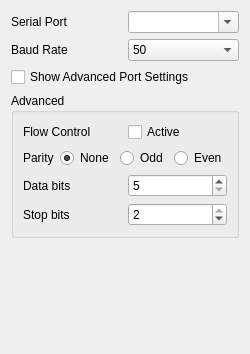
josephlewis42/UDenverQGC, file src/ui/SerialSettings.ui: the form before one commit.
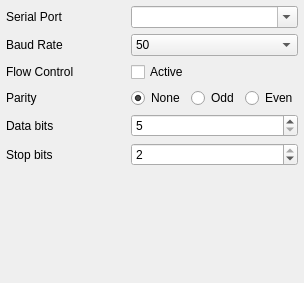
The form after the commit.

```diff
--- a/src/ui/SerialSettings.ui
+++ b/src/ui/SerialSettings.ui
@@ -6,31 +6,26 @@
    <rect>
     <x>0</x>
     <y>0</y>
-    <width>234</width>
-    <height>354</height>
+    <width>304</width>
+    <height>283</height>
    </rect>
   </property>
   <property name="windowTitle">
    <string>Form</string>
   </property>
-  <layout class="QVBoxLayout" name="verticalLayout_2">
-   <item>
-    <layout class="QHBoxLayout" name="horizontalLayout_7" stretch="0,0">
-     <item>
+  <layout class="QGridLayout" name="gridLayout" rowstretch="0,0,0,0,0,0,0" columnstretch="100,1">
+   <property name="margin">
+    <number>6</number>
+   </property>
+   <item row="0" column="0">
       <widget class="QLabel" name="portlabel">
        <property name="text">
         <string>Serial Port</string>
        </property>
       </widget>
      </item>
-     <item>
+   <item row="0" column="1">
       <widget class="QComboBox" name="portName">
-       <property name="minimumSize">
-        <size>
-         <width>100</width>
-         <height>0</height>
-        </size>
-       </property>
        <property name="toolTip">
         <string>The serial port to which the system is connected. All ports listed here should work.</string>
        </property>
@@ -53,25 +48,15 @@
        </item>
       </widget>
      </item>
-    </layout>
-   </item>
-   <item>
-    <layout class="QHBoxLayout" name="horizontalLayout_6" stretch="0,0">
-     <item>
+   <item row="1" column="0">
       <widget class="QLabel" name="portlabel_2">
        <property name="text">
         <string>Baud Rate</string>
        </property>
       </widget>
      </item>
-     <item>
+   <item row="1" column="1">
       <widget class="QComboBox" name="baudRate">
-       <property name="minimumSize">
-        <size>
-         <width>100</width>
-         <height>0</height>
-        </size>
-       </property>
        <property name="toolTip">
         <string>The data transmission rate. If unsure 57600 and 115200 are very common rates.</string>
        </property>
@@ -214,33 +199,14 @@
        </item>
       </widget>
      </item>
-    </layout>
-   </item>
-   <item>
-    <widget class="QCheckBox" name="advCheckBox">
-     <property name="text">
-      <string>Show Advanced Port Settings</string>
-     </property>
-    </widget>
-   </item>
-   <item>
-    <layout class="QHBoxLayout" name="horizontalLayout_8">
-     <item>
-      <widget class="QGroupBox" name="advGroupBox">
-       <property name="title">
-        <string>Advanced</string>
-       </property>
-       <layout class="QVBoxLayout" name="verticalLayout">
-        <item>
-         <layout class="QHBoxLayout" name="horizontalLayout">
-          <item>
+   <item row="2" column="0">
            <widget class="QLabel" name="portlabel_3">
             <property name="text">
              <string>Flow Control</string>
             </property>
            </widget>
           </item>
-          <item>
+   <item row="2" column="1">
            <widget class="QCheckBox" name="flowControlCheckBox">
             <property name="toolTip">
              <string>Activate / deactivate hardware flow control. Commonly deactivated</string>
@@ -256,18 +222,14 @@
             </property>
            </widget>
           </item>
-         </layout>
-        </item>
-        <item>
-         <layout class="QHBoxLayout" name="horizontalLayout_3">
-          <item>
+   <item row="3" column="0">
            <widget class="QLabel" name="portlabel_4">
             <property name="text">
              <string>Parity</string>
             </property>
            </widget>
           </item>
-          <item>
+   <item row="3" column="1">
            <layout class="QHBoxLayout" name="horizontalLayout_2">
             <item>
              <widget class="QRadioButton" name="parNone">
@@ -322,18 +284,7 @@
             </item>
            </layout>
           </item>
-         </layout>
-        </item>
-        <item>
-         <layout class="QHBoxLayout" name="horizontalLayout_4">
-          <item>
-           <widget class="QLabel" name="portlabel_5">
-            <property name="text">
-             <string>Data bits</string>
-            </property>
-           </widget>
-          </item>
-          <item>
+   <item row="4" column="1">
            <widget class="QSpinBox" name="dataBitsSpinBox">
             <property name="sizePolicy">
              <sizepolicy hsizetype="Preferred" vsizetype="Fixed">
@@ -367,18 +318,14 @@
             </property>
            </widget>
           </item>
-         </layout>
-        </item>
-        <item>
-         <layout class="QHBoxLayout" name="horizontalLayout_5">
-          <item>
+   <item row="5" column="0">
            <widget class="QLabel" name="portlabel_6">
             <property name="text">
              <string>Stop bits</string>
             </property>
            </widget>
           </item>
-          <item>
+   <item row="5" column="1">
            <widget class="QSpinBox" name="stopBitsSpinBox">
             <property name="sizePolicy">
              <sizepolicy hsizetype="Preferred" vsizetype="Fixed">
@@ -412,39 +359,26 @@
             </property>
            </widget>
           </item>
-         </layout>
-        </item>
-       </layout>
-      </widget>
-     </item>
-     <item>
-      <spacer name="horizontalSpacer_3">
-       <property name="orientation">
-        <enum>Qt::Horizontal</enum>
-       </property>
-       <property name="sizeHint" stdset="0">
-        <size>
-         <width>40</width>
-         <height>20</height>
-        </size>
-       </property>
-      </spacer>
-     </item>
-    </layout>
-   </item>
-   <item>
+   <item row="6" column="0" colspan="2">
     <spacer name="verticalSpacer">
      <property name="orientation">
       <enum>Qt::Vertical</enum>
      </property>
      <property name="sizeHint" stdset="0">
       <size>
-       <width>20</width>
-       <height>40</height>
+       <width>0</width>
+       <height>0</height>
       </size>
      </property>
     </spacer>
    </item>
+   <item row="4" column="0">
+    <widget class="QLabel" name="portlabel_5">
+     <property name="text">
+      <string>Data bits</string>
+     </property>
+    </widget>
+   </item>
   </layout>
   <action name="actionDelete">
    <property name="text">
```
Lines whose indentation alone changed are shown as unchanged.
